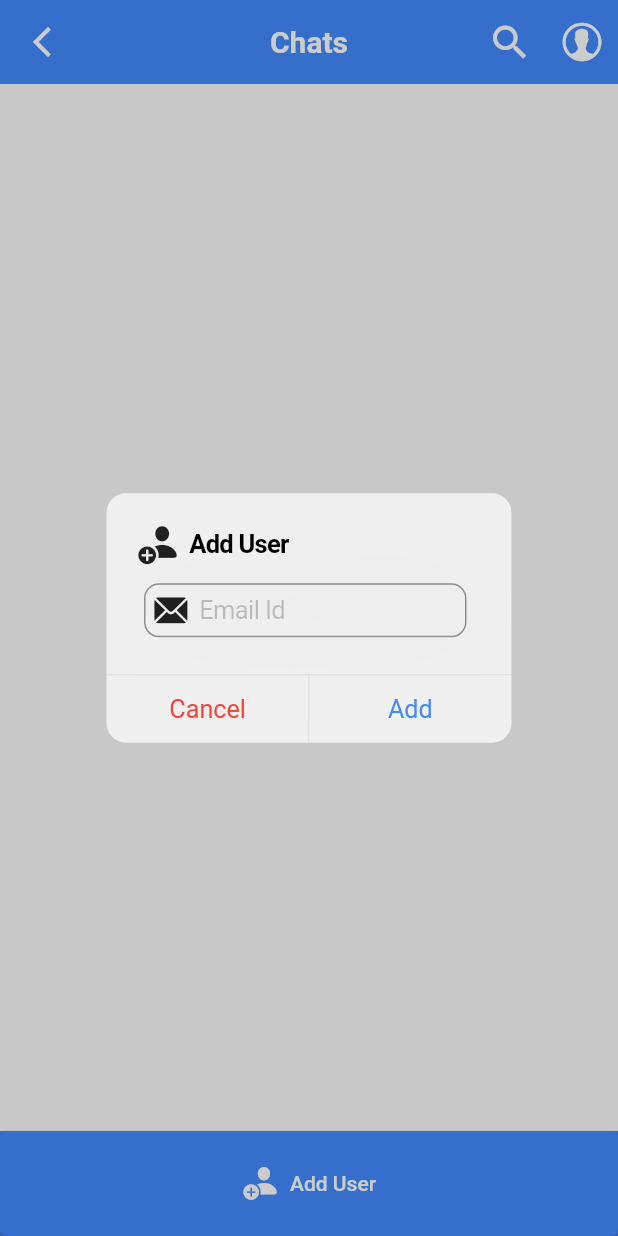
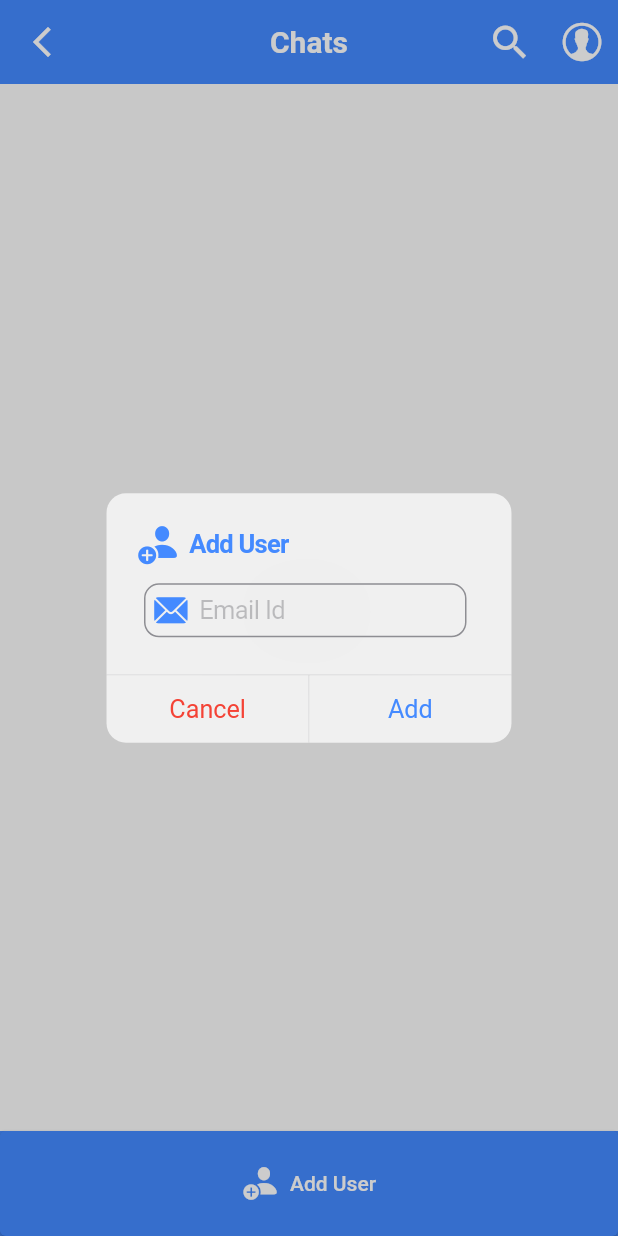
Before and after one commit to dakshraman/Messager, a Flutter app: the HomeScreen screen opened directly, after a tap on "Add User", on a phone screen of 412 x 824 dp. Run offline on Flutter 3.47's test engine with Material 2 defaults, Android fonts, the light colour scheme and no system bars; our stand-ins replace cached_network_image, cloud_firestore, emoji_picker_flutter, firebase_auth, firebase_core, firebase_messaging and 6 more; missing offline and left inert: flutter_notification_channel, particles_flutter; accounts and stored records are empty.

Commit message:
theme fix

```diff
--- a/lib/helper/dialogs.dart
+++ b/lib/helper/dialogs.dart
@@ -22,7 +22,10 @@ class Dialogs {
               title: Text(msg),
               actions: [
                 CupertinoDialogAction(
-                  child: const Text('OK'),
+                  child: const Text(
+                    'OK',
+                    style: TextStyle(color: Colors.blueAccent),
+                  ),
                   onPressed: () {
                     Navigator.pop(context);
                   },
--- a/lib/screens/home_screen.dart
+++ b/lib/screens/home_screen.dart
@@ -234,7 +234,7 @@ class _HomeScreenState extends State<HomeScreen> {
                             );
                           } else {
                             return const Center(
-                              child: Text('No Connections Found!',
+                              child: Text('Loading..',
                                   style: TextStyle(fontSize: 20)),
                             );
                           }
@@ -261,9 +261,13 @@ class _HomeScreenState extends State<HomeScreen> {
           children: [
             Icon(
               CupertinoIcons.person_add_solid,
+              color: Colors.blueAccent,
               size: 28,
             ),
-            Text('  Add User')
+            Text(
+              '  Add User',
+              style: TextStyle(color: Colors.blueAccent),
+            )
           ],
         ),
         content: Padding(
@@ -278,7 +282,10 @@ class _HomeScreenState extends State<HomeScreen> {
             placeholder: 'Email Id',
             prefix: const Padding(
               padding: EdgeInsets.only(left: 5),
-              child: Icon(CupertinoIcons.mail_solid),
+              child: Icon(
+                CupertinoIcons.mail_solid,
+                color: Colors.blueAccent,
+              ),
             ),
           ),
         ),
@@ -302,7 +309,10 @@ class _HomeScreenState extends State<HomeScreen> {
                 });
               }
             },
-            child: const Text('Add'),
+            child: const Text(
+              'Add',
+              style: TextStyle(color: Colors.blueAccent),
+            ),
           ),
         ],
       ),
--- a/lib/theme/dark_theme.dart
+++ b/lib/theme/dark_theme.dart
@@ -30,6 +30,7 @@ ThemeData darkTheme = ThemeData(
       color: lightGrey,
     ),
   ),
+
   brightness: Brightness.dark, // Set brightness to dark
 
   colorScheme: ColorScheme.dark(
@@ -49,11 +50,17 @@ ThemeData darkTheme = ThemeData(
   ),
   cupertinoOverrideTheme: const CupertinoThemeData(
     brightness: Brightness.dark,
-    //primaryColor: Colors.black,
+    primaryColor: Colors.black,
+    textTheme: CupertinoTextThemeData(
+      primaryColor: CupertinoColors.activeBlue,
+    ),
     applyThemeToAll: true,
   ),
-  inputDecorationTheme: const InputDecorationTheme(
-    fillColor: Colors.grey,
+
+  inputDecorationTheme: InputDecorationTheme(
+    fillColor: Colors.grey[800],
     filled: true,
   ),
+
+  iconTheme: const IconThemeData(color: Colors.blueAccent),
 );
--- a/lib/theme/light_theme.dart
+++ b/lib/theme/light_theme.dart
@@ -58,8 +58,8 @@ ThemeData lightTheme = ThemeData(
     textTheme: CupertinoTextThemeData(primaryColor: Colors.blueAccent),
     applyThemeToAll: true,
   ),
-  inputDecorationTheme: const InputDecorationTheme(
-    fillColor: Colors.grey,
+  inputDecorationTheme: InputDecorationTheme(
+    fillColor: Colors.blueAccent[200],
     filled: true,
   ),
   buttonTheme: const ButtonThemeData(
```
Also changed, not shown: lib/screens/profile_screen.dart (+14 -9 lines).
